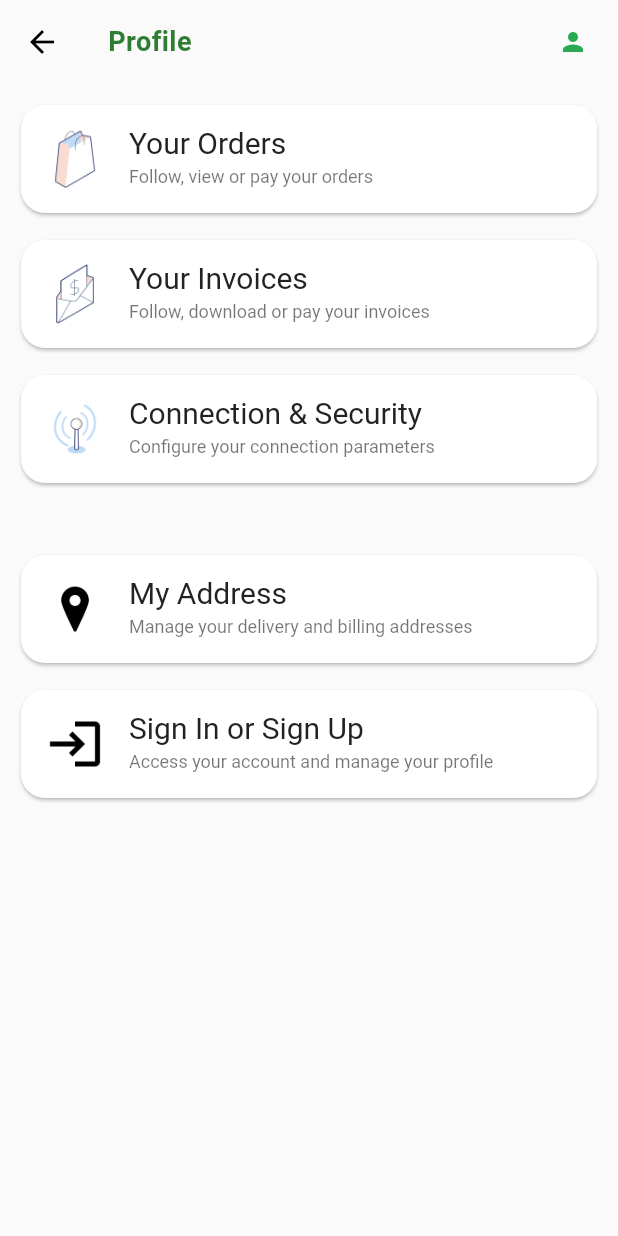
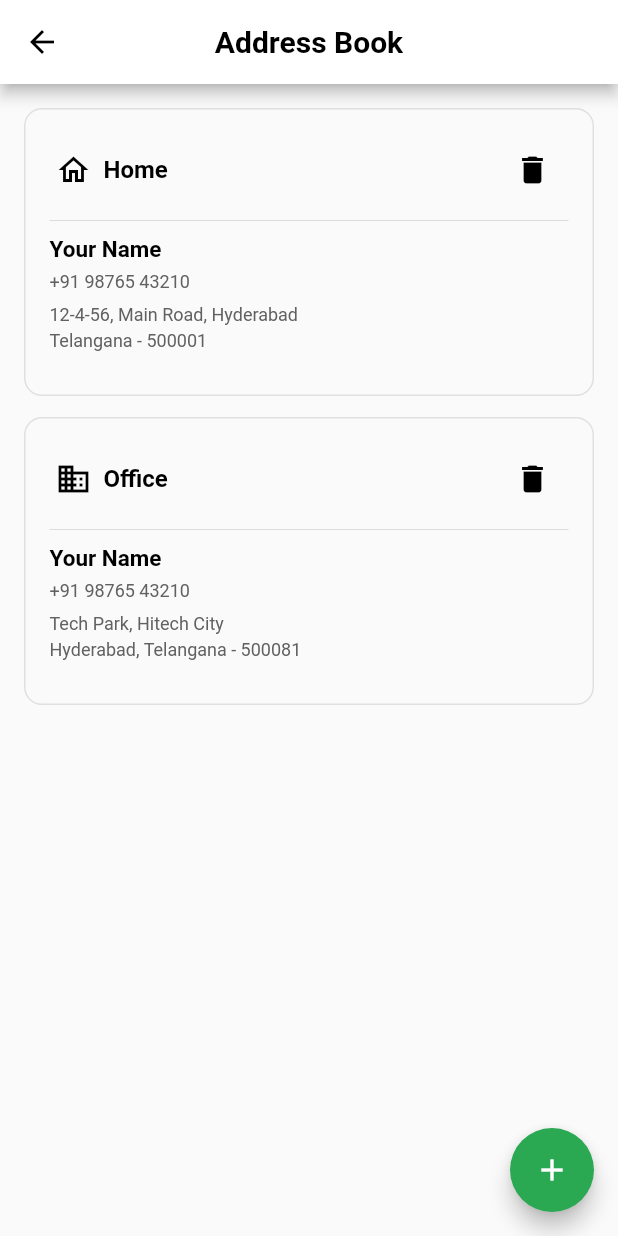
Before and after one commit to KevinBiztras/Dar-Al-Fateh, a Flutter app: the AccountScreenCustom screen opened directly, after a tap on "My Address", on a phone screen of 412 x 824 dp. Run offline on Flutter 3.47's test engine with Material 3 defaults, Android fonts, the phone set to English and light mode, and no system bars; our stand-ins replace bloc, cached_network_image, carousel_slider, device_info_plus, dio, equatable and 25 more; missing offline and left inert: flutter_downloader, flutter_polyline_points, mobile_scanner; accounts and stored records are empty; generated files the repository leaves out were written again; statements that could not run were skipped.

Commit message:
add my address screen, update, detail page

```diff
--- a/lib/constants/route_constant.dart
+++ b/lib/constants/route_constant.dart
@@ -15,7 +15,6 @@
  * @link https://store.webkul.com/license.html
 
  */
-
 
 const String home = 'homeScreen';
 const String splash = 'splashScreen';
@@ -46,3 +45,4 @@ const String guestCheckoutScreen = "guestCheckoutScreen";
 const String catalogFilterPage = "catalogFilterPage";
 const String deliveryTrackingScreen = "deliveryTrackingScreen";
 const String catalogSortPage = "catalogSortPage";
+const String myAddressListPage = "myAddressListPage";
--- a/lib/helper/app_navigation.dart
+++ b/lib/helper/app_navigation.dart
@@ -196,6 +196,8 @@ Route<dynamic> generateRouteSettings(RouteSettings route) {
               create: (context) =>
                   AddressBookScreenBloc(repository: AddressBookRepositoryImp()),
               child: AddressBook()));
+    case myAddressListPage:
+
     case walkThrough:
       WalkThroughModel? walkThroughModel;
       if (args != null) {
--- a/lib/screens/accountInfoCustom/account_screen_custom.dart
+++ b/lib/screens/accountInfoCustom/account_screen_custom.dart
@@ -6,6 +6,7 @@ import 'package:flutter_project_structure/constants/app_constants.dart';
 import 'package:flutter_project_structure/helper/app_localizations.dart';
 import 'package:flutter_project_structure/screens/accountInfoCustom/views/list_tile_widget.dart';
 import 'package:flutter_project_structure/screens/accountInfoCustom/views/profile_drawer.dart';
+import 'package:flutter_project_structure/screens/myAddress/my_address.dart';
 
 const List<Map<String, dynamic>> orderItems = [
   {
@@ -105,7 +106,15 @@ class _AccountScreenCustomState extends State<AccountScreenCustom> {
                     title: 'My Address',
                     subtitle: 'Manage your delivery and billing addresses',
                     image: 'lib/assets/images/location.png',
-                    onTap: () {},
+                    onTap: () {
+                      Navigator.of(context).push(
+                        MaterialPageRoute(
+                          builder: (context) {
+                            return MyAddress();
+                          },
+                        ),
+                      );
+                    },
                   ),
 
                   const SizedBox(height: 10),
--- /dev/null
+++ b/lib/screens/myAddress/my_address.dart
@@ -0,0 +1,200 @@
+import 'package:flutter/material.dart';
+import 'package:flutter_project_structure/constants/app_constants.dart';
+import 'package:flutter_project_structure/constants/app_string_constant.dart';
+import 'package:flutter_project_structure/helper/app_localizations.dart';
+import 'package:flutter_project_structure/screens/addMyAddress/add_my_address.dart';
+import 'package:flutter_project_structure/screens/myAddressDetail/my_address_details.dart';
+
+class MyAddress extends StatefulWidget {
+  const MyAddress({super.key});
+
+  @override
+  State<MyAddress> createState() => _MyAddressState();
+}
+
+class _MyAddressState extends State<MyAddress> {
+  AppLocalizations? _localizations;
+
+  @override
+  void didChangeDependencies() {
+    _localizations = AppLocalizations.of(context);
+    super.didChangeDependencies();
+  }
+
+  final List<Map<String, dynamic>> addresses = [
+    {
+      'type': 'Home',
+      'name': 'Your Name',
+      'phone': '+91 98765 43210',
+      'address': '12-4-56, Main Road, Hyderabad',
+      'city': 'Telangana - 500001',
+    },
+    {
+      'type': 'Office',
+      'name': 'Your Name',
+      'phone': '+91 98765 43210',
+      'address': 'Tech Park, Hitech City',
+      'city': 'Hyderabad, Telangana - 500081',
+    },
+  ];
+
+  @override
+  Widget build(BuildContext context) {
+    return Scaffold(
+      appBar:
+      AppBar(
+        title: Text(
+          _localizations?.translate(AppStringConstant.addressBook) ?? '',
+        ),
+        centerTitle: true,
+      ),
+
+      body: addresses.isEmpty
+          ? _buildEmptyState()
+          : ListView.builder(
+              padding: const EdgeInsets.all(16),
+              itemCount: addresses.length,
+              itemBuilder: (context, index) {
+                final address = addresses[index];
+                return _buildAddressCard(index: index, address: address);
+              },
+            ),
+
+      floatingActionButton: FloatingActionButton(
+        onPressed: () {
+          Navigator.push(
+            context,
+            MaterialPageRoute(
+              builder: (context) => AddMyAddress(addresses: addresses),
+            ),
+          ).then((_) {
+            setState(() {});
+          });
+        },
+        backgroundColor: AppColors.green,
+        foregroundColor: AppColors.white,
+        child: Icon(Icons.add),
+      ),
+    );
+  }
+
+  Widget _buildAddressCard({
+    required int index,
+    required Map<String, dynamic> address,
+  }) {
+    return InkWell(
+      onTap: () async {
+        final updatedAddress = await Navigator.push(
+          context,
+          MaterialPageRoute(
+            builder: (context) => MyAddressDetails(address: address),
+          ),
+        );
+        if (updatedAddress != null) {
+          setState(() {
+            addresses[index] = updatedAddress;
+          });
+        }
+      },
+      child: Container(
+        margin: const EdgeInsets.only(bottom: 14),
+        padding: const EdgeInsets.all(16),
+        decoration: BoxDecoration(
+          border: Border.all(color: Colors.grey.shade300, width: 1),
+          borderRadius: BorderRadius.circular(12),
+        ),
+        child: Column(
+          crossAxisAlignment: CrossAxisAlignment.start,
+          children: [
+            // Header
+            Row(
+              children: [
+                const SizedBox(width: 4),
+                Icon(
+                  address['type'] == 'Home'
+                      ? Icons.home_outlined
+                      : Icons.business_outlined,
+                ),
+                const SizedBox(width: 8),
+
+                Text(
+                  address['type'],
+                  style: const TextStyle(
+                    fontSize: 16,
+                    fontWeight: FontWeight.bold,
+                  ),
+                ),
+
+                const Spacer(),
+
+                IconButton(onPressed: () {}, icon: Icon(Icons.delete)),
+              ],
+            ),
+
+            const Divider(height: 20),
+
+            // Name
+            Text(
+              address['name'],
+              style: const TextStyle(fontWeight: FontWeight.w600, fontSize: 15),
+            ),
+
+            const SizedBox(height: 6),
+
+            // Phone
+            Text(
+              address['phone'],
+              style: TextStyle(color: Colors.grey.shade700),
+            ),
+
+            const SizedBox(height: 6),
+
+            // Address
+            Text(
+              address['address'],
+              style: TextStyle(color: Colors.grey.shade700, height: 1.4),
+            ),
+
+            Text(
+              address['city'],
+              style: TextStyle(color: Colors.grey.shade700, height: 1.4),
+            ),
+
+            const SizedBox(height: 12),
+
+            // Actions
+          ],
+        ),
+      ),
+    );
+  }
+
+  Widget _buildEmptyState() {
+    return Center(
+      child: Column(
+        mainAxisAlignment: MainAxisAlignment.center,
+        children: [
+          Icon(
+            Icons.location_on_outlined,
+            size: 70,
+            color: Colors.grey.shade400,
+          ),
+
+          const SizedBox(height: 16),
+
+          const Text(
+            'No addresses saved',
+            style: TextStyle(fontSize: 18, fontWeight: FontWeight.w600),
+          ),
+
+          const SizedBox(height: 8),
+
+          Text(
+            'Add an address for faster checkout',
+            style: TextStyle(color: Colors.grey.shade600),
+          ),
+        ],
+      ),
+    );
+  }
+}
```
Also changed, not shown: lib/screens/addMyAddress/add_my_address.dart (added, +204 -0 lines), lib/screens/myAddressDetail/my_address_details.dart (added, +225 -0 lines).
